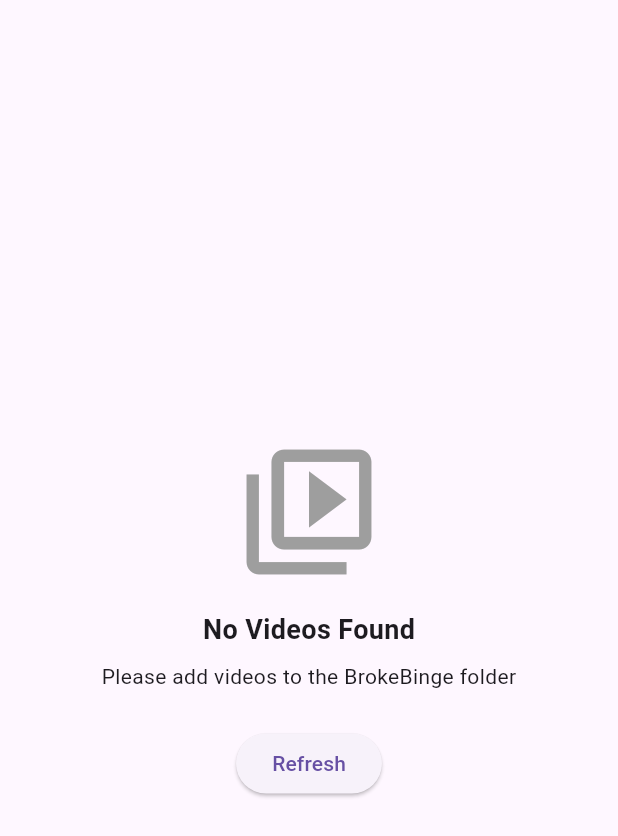
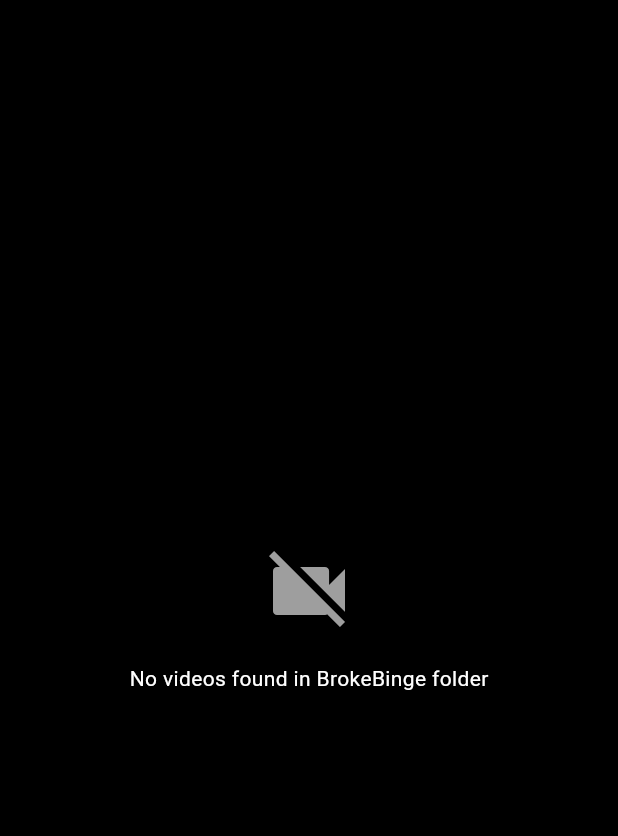
Before and after one commit to Ciatel-Arlanta/Binge-Scroller, a Flutter app: the screen it shows after launch, on a phone screen of 412 x 824 dp. Shown: the top 836 px of the screen. Run offline on Flutter 3.47's test engine with Material 3 defaults, Android fonts, the phone set to English and light mode, and no system bars; our stand-ins replace permission_handler, preload_page_view, shared_preferences, video_player.

Commit message:
Refactor video feed screen to use VideoStateProvider for state management and update app name to binge_scroller

```diff
--- a/local_video_scroller/lib/main.dart
+++ b/local_video_scroller/lib/main.dart
@@ -1,9 +1,17 @@
 import 'package:flutter/material.dart';
-import 'package:permission_handler/permission_handler.dart';
+import 'package:provider/provider.dart';
+import 'providers/video_state_provider.dart'; // Import your new provider
 import 'screens/video_feed_screen.dart';
 
 void main() {
-  runApp(const MyApp());
+  runApp(
+    MultiProvider(
+      providers: [
+        ChangeNotifierProvider(create: (_) => VideoStateProvider()),
+      ],
+      child: const MyApp(),
+    ),
+  );
 }
 
 class MyApp extends StatelessWidget {
@@ -13,10 +21,7 @@
   Widget build(BuildContext context) {
     return MaterialApp(
       title: 'Local Video Scroller',
-      theme: ThemeData(
-        primarySwatch: Colors.blue,
-        visualDensity: VisualDensity.adaptivePlatformDensity,
-      ),
+      theme: ThemeData.dark(), // Dark theme usually looks better for video apps
       home: const VideoFeedScreen(),
     );
   }
--- /dev/null
+++ b/local_video_scroller/lib/providers/video_state_provider.dart
@@ -0,0 +1,55 @@
+import 'package:flutter/material.dart';
+import 'package:shared_preferences/shared_preferences.dart';
+import '../models/video_model.dart';
+import '../services/video_service.dart';
+
+class VideoStateProvider extends ChangeNotifier {
+  final VideoService _videoService = VideoService();
+
+  List<VideoModel> _videos = [];
+  int _currentIndex = 0;
+  bool _isLoading = true;
+
+  // Getters
+  List<VideoModel> get videos => _videos;
+  int get currentIndex => _currentIndex;
+  bool get isLoading => _isLoading;
+
+  VideoStateProvider() {
+    _init();
+  }
+
+  Future<void> _init() async {
+    _isLoading = true;
+    notifyListeners();
+
+    // 1. Load all videos from storage
+    _videos = await _videoService.getAllVideos();
+
+    // 2. Load the last watched path from SharedPreferences
+    final prefs = await SharedPreferences.getInstance();
+    final lastPath = prefs.getString('last_watched_path');
+
+    // 3. Find the index of that video
+    if (lastPath != null && _videos.isNotEmpty) {
+      final index = _videos.indexWhere((v) => v.path == lastPath);
+      if (index != -1) {
+        _currentIndex = index;
+      }
+    }
+
+    _isLoading = false;
+    notifyListeners();
+  }
+
+  // Call this whenever the page changes
+  Future<void> updateIndex(int index) async {
+    _currentIndex = index;
+    // notifyListeners(); // Not strictly needed here if just scrolling, avoids rebuild loops
+
+    if (_videos.isNotEmpty && index >= 0 && index < _videos.length) {
+      final prefs = await SharedPreferences.getInstance();
+      await prefs.setString('last_watched_path', _videos[index].path);
+    }
+  }
+}
--- a/local_video_scroller/lib/screens/video_feed_screen.dart
+++ b/local_video_scroller/lib/screens/video_feed_screen.dart
@@ -1,42 +1,34 @@
-import 'dart:io';
 import 'package:flutter/material.dart';
+import 'package:provider/provider.dart';
+import 'package:preload_page_view/preload_page_view.dart';
 import 'package:permission_handler/permission_handler.dart';
-import 'package:preload_page_view/preload_page_view.dart';
-import 'package:shared_preferences/shared_preferences.dart';
-import '../models/video_model.dart';
-import '../services/video_service.dart';
+import '../providers/video_state_provider.dart';
 import '../widgets/video_player_widget.dart';
 
 class VideoFeedScreen extends StatefulWidget {
   const VideoFeedScreen({Key? key}) : super(key: key);
 
   @override
-  _VideoFeedScreenState createState() => _VideoFeedScreenState();
+  State<VideoFeedScreen> createState() => _VideoFeedScreenState();
 }
 
 class _VideoFeedScreenState extends State<VideoFeedScreen> {
-  final VideoService _videoService = VideoService();
-  List<VideoModel> _allVideos = [];
-  bool _isLoading = true;
+  // We don't initialize the controller in initState anymore.
+  // We initialize it only after we know the start index from the provider.
+  PreloadPageController? _pageController;
   bool _hasPermission = false;
-  int _currentIndex = 0;
-  late PreloadPageController _pageController;
 
   @override
   void initState() {
     super.initState();
-    _pageController = PreloadPageController();
-    _checkPermissionAndLoadVideos();
-    _loadLastWatchedVideo();
+    _checkPermissions();
   }
 
-  Future<void> _checkPermissionAndLoadVideos() async {
+  Future<void> _checkPermissions() async {
     // On Android 13+, we request the specific 'videos' permission.
-  // The permission_handler package handles this mapping for us.
     var status = await Permission.videos.request();
 
-  // For older Androids (or if the user denies the new permission),
-  // we can fall back to the old storage permission.
+    // For older Androids, fallback to storage.
     if (status.isDenied) {
       status = await Permission.storage.request();
     }
@@ -45,9 +37,9 @@
       setState(() {
         _hasPermission = true;
       });
-    await _loadVideos();
+      // Permission granted, the Provider is likely already loading in background
+      // because it was initialized in main.dart.
     } else {
-    // If permission is still denied, show a message.
       _showPermissionDeniedDialog();
     }
   }
@@ -72,113 +64,30 @@
     );
   }
 
-  Future<void> _loadVideos() async {
-    setState(() {
-      _isLoading = true;
-    });
-
-    try {
-      final videos = await _videoService.getAllVideos();
-      setState(() {
-        _allVideos = videos;
-        _isLoading = false;
-      });
-    } catch (e) {
-      print('Error loading videos: $e');
-      setState(() {
-        _isLoading = false;
-      });
-    }
-  }
-
-  Future<void> _loadLastWatchedVideo() async {
-    try {
-      final prefs = await SharedPreferences.getInstance();
-      final lastWatchedPath = prefs.getString('last_watched_file_name');
-
-      if (lastWatchedPath != null && _allVideos.isNotEmpty) {
-        final index = _allVideos.indexWhere((video) => video.path == lastWatchedPath);
-        if (index != -1) {
-          setState(() {
-            _currentIndex = index;
-          });
-
-          // Scroll to the last watched video
-          WidgetsBinding.instance.addPostFrameCallback((_) {
-            _pageController.animateToPage(
-              _currentIndex,
-              duration: const Duration(milliseconds: 300),
-              curve: Curves.easeInOut,
-            );
-          });
-        }
-      }
-    } catch (e) {
-      print('Error loading last watched video: $e');
-    }
-  }
-
-  Future<void> _saveLastWatchedVideo(VideoModel video) async {
-    try {
-      final prefs = await SharedPreferences.getInstance();
-      await prefs.setString('last_watched_file_name', video.path);
-    } catch (e) {
-      print('Error saving last watched video: $e');
-    }
-  }
-
-  void _onPageChanged(int index) {
-    if (index < 0 || index >= _allVideos.length) return;
-
-    setState(() {
-      _currentIndex = index;
-    });
-
-    _saveLastWatchedVideo(_allVideos[index]);
-  }
-
-  void _onVideoEnd() {
-    // Auto-advance to next video
-    if (_currentIndex < _allVideos.length - 1) {
-      _pageController.nextPage(
-        duration: const Duration(milliseconds: 300),
-        curve: Curves.easeInOut,
-      );
-    }
-  }
-
   @override
   void dispose() {
-    _pageController.dispose();
+    _pageController?.dispose();
     super.dispose();
   }
 
   @override
   Widget build(BuildContext context) {
+    // 1. If permission is denied, show the placeholder UI
     if (!_hasPermission) {
       return Scaffold(
         body: Center(
           child: Column(
             mainAxisAlignment: MainAxisAlignment.center,
             children: [
-              const Icon(
-                Icons.folder_off,
-                size: 100,
-                color: Colors.grey,
-              ),
+              const Icon(Icons.folder_off, size: 100, color: Colors.grey),
               const SizedBox(height: 16),
               const Text(
                 'Storage Permission Required',
                 style: TextStyle(fontSize: 18, fontWeight: FontWeight.bold),
               ),
-              const SizedBox(height: 8),
-              const Text(
-                'Please grant storage permission to load videos',
-                textAlign: TextAlign.center,
-              ),
               const SizedBox(height: 24),
               ElevatedButton(
-                onPressed: _checkPermissionAndLoadVideos,
+                onPressed: _checkPermissions,
                 child: const Text('Grant Permission'),
               ),
             ],
@@ -187,17 +96,30 @@
       );
     }
 
-    if (_isLoading) {
+    // 2. Use Consumer to listen to the VideoStateProvider
+    return Consumer<VideoStateProvider>(
+      builder: (context, videoState, child) {
+        // A. Show Loading Indicator while fetching files/prefs
+        if (videoState.isLoading) {
+          return const Scaffold(
+            backgroundColor: Colors.black,
+            body: Center(child: CircularProgressIndicator()),
+          );
+        }
+
+        // B. Show Empty State if no videos found
+        if (videoState.videos.isEmpty) {
           return Scaffold(
+            backgroundColor: Colors.black,
             body: Center(
               child: Column(
                 mainAxisAlignment: MainAxisAlignment.center,
-            children: [
-              const CircularProgressIndicator(),
-              const SizedBox(height: 16),
+                children: const [
+                  Icon(Icons.videocam_off, size: 64, color: Colors.grey),
+                  SizedBox(height: 16),
                   Text(
-                'Loading videos from ${_videoService.getVideoDirectory()}',
-                textAlign: TextAlign.center,
+                    "No videos found in BrokeBinge folder",
+                    style: TextStyle(color: Colors.white),
                   ),
                 ],
               ),
@@ -205,56 +127,46 @@
           );
         }
 
-    if (_allVideos.isEmpty) {
-      return Scaffold(
-        body: Center(
-          child: Column(
-            mainAxisAlignment: MainAxisAlignment.center,
-            children: [
-              const Icon(
-                Icons.video_library_outlined,
-                size: 100,
-                color: Colors.grey,
-              ),
-              const SizedBox(height: 16),
-              const Text(
-                'No Videos Found',
-                style: TextStyle(fontSize: 18, fontWeight: FontWeight.bold),
-              ),
-              const SizedBox(height: 8),
-              const Text(
-                'Please add videos to the BrokeBinge folder',
-                textAlign: TextAlign.center,
-              ),
-              const SizedBox(height: 24),
-              ElevatedButton(
-                onPressed: _loadVideos,
-                child: const Text('Refresh'),
-              ),
-            ],
-          ),
-        ),
+        // C. Initialize Controller ONCE with the saved index
+        // The ??= operator ensures we only create it if it's currently null
+        _pageController ??= PreloadPageController(
+          initialPage: videoState.currentIndex,
+          viewportFraction: 1.0,
         );
-    }
 
         return Scaffold(
+          backgroundColor: Colors.black,
           body: PreloadPageView.builder(
             controller: _pageController,
             scrollDirection: Axis.vertical,
-        itemCount: _allVideos.length,
-        onPageChanged: _onPageChanged,
-        preloadPagesCount: 2, // Preload next and previous pages
+            itemCount: videoState.videos.length,
+            preloadPagesCount: 2, // Keeps prev/next video ready in memory
+            onPageChanged: (index) {
+              // Save the new index to state/prefs via Provider
+              videoState.updateIndex(index);
+            },
             itemBuilder: (context, index) {
-          final video = _allVideos[index];
-          final isCurrentPage = index == _currentIndex;
+              final video = videoState.videos[index];
+              // Check against the Provider's index for auto-play logic
+              final isCurrent = index == videoState.currentIndex;
 
               return VideoPlayerWidget(
                 video: video,
-            autoPlay: isCurrentPage,
-            onVideoEnd: isCurrentPage ? _onVideoEnd : null,
+                autoPlay: isCurrent,
+                onVideoEnd: () {
+                  // Auto-scroll logic
+                  if (index < videoState.videos.length - 1) {
+                    _pageController?.nextPage(
+                      duration: const Duration(milliseconds: 300),
+                      curve: Curves.easeInOut,
+                    );
+                  }
+                },
               );
             },
           ),
         );
+      },
+    );
   }
 }
--- a/local_video_scroller/pubspec.yaml
+++ b/local_video_scroller/pubspec.yaml
@@ -1,4 +1,4 @@
-name: local_video_scroller
+name: binge_scroller
 description: "A new Flutter project."
 # The following line prevents the package from being accidentally published to
 # pub.dev using `flutter pub publish`. This is preferred for private packages.
@@ -31,6 +31,7 @@
   flutter:
     sdk: flutter
   video_player: ^2.7.2
+  provider: ^6.1.1
   permission_handler: ^12.0.1
   path_provider: ^2.1.1
   shared_preferences: ^2.2.0
```
Also changed, not shown: local_video_scroller/pubspec.lock, 1 other file. Lines whose indentation alone changed are shown as unchanged.
